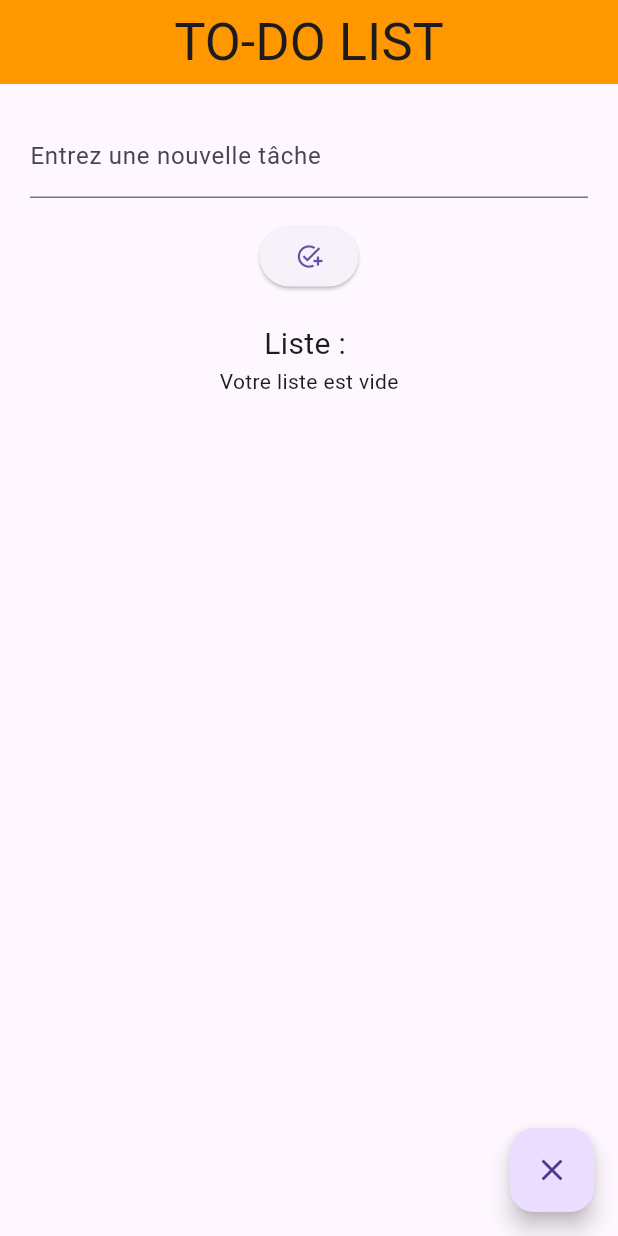
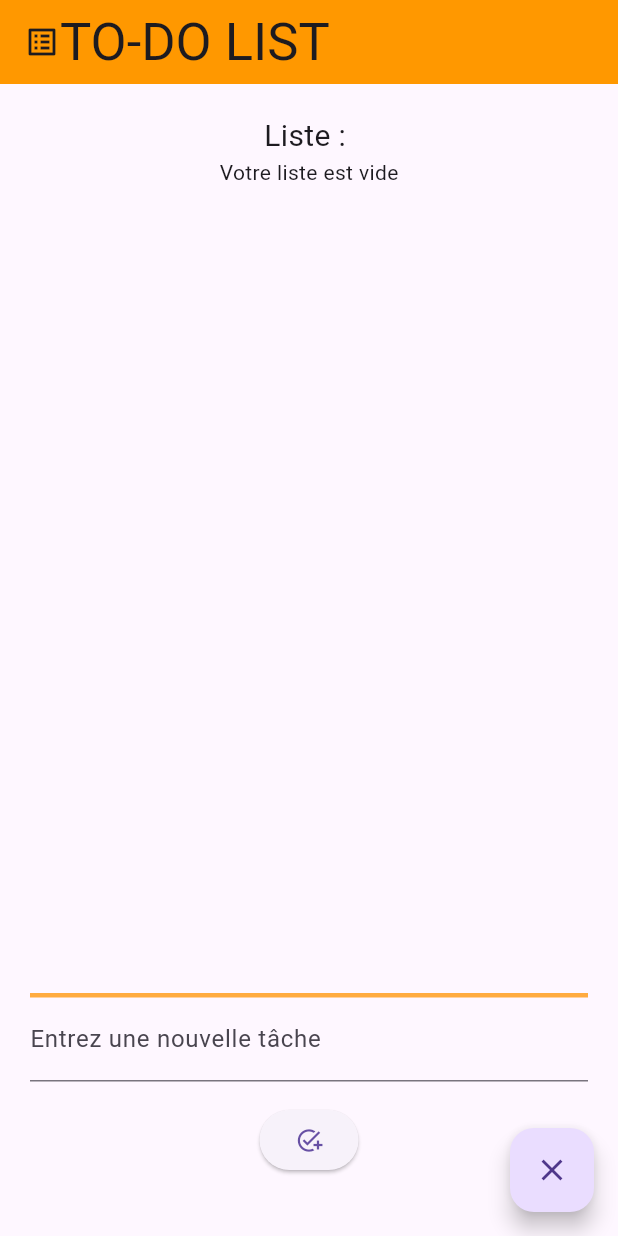
Before and after one commit to ImadSlm/todo_list_flutter, a Flutter app: the screen it shows after launch, on a phone screen of 412 x 824 dp. Run offline on Flutter 3.47's test engine with Material 3 defaults, Android fonts, the phone set to English and light mode, and no system bars.

Commit message:
change interface

```diff
--- a/lib/main.dart
+++ b/lib/main.dart
@@ -31,7 +31,7 @@ class TDLInterface extends StatefulWidget {
 class _TDLInterfaceState extends State<TDLInterface> {
   final TextEditingController _taskController = TextEditingController();
   List<String> tasks = [];
-  bool _isTextFieldVisible = true; // Par défaut, la zone de texte est masquée
+  bool _isTextFieldVisible = true;
 
   void _addTask() {
     String newTask = _taskController.text;
@@ -48,20 +48,22 @@ class _TDLInterfaceState extends State<TDLInterface> {
     return Scaffold(
       appBar: AppBar(
         title: Center(
-            child: Text(
+          child: Row(
+            children: [
+              Icon(Icons.list_alt),
+              Text(
                 "TO-DO LIST",
                 style: TextStyle(fontSize: 35),
-        )),
+              ),
+            ],
+          ),
+        ),
         backgroundColor: Colors.orange,
       ),
       body: Padding(
         padding: const EdgeInsets.all(20),
         child: Column(
           children: [
-            if (_isTextFieldVisible) taskEntry(),
-            SizedBox(
-              height: 20,
-            ),
             Center(
               child: Text(
                 "Liste : ",
@@ -72,17 +74,36 @@ class _TDLInterfaceState extends State<TDLInterface> {
               ),
             ),
             taskList(),
+            if (_isTextFieldVisible)
+              Container(
+                decoration: BoxDecoration(
+                  border: Border(
+                    top: BorderSide(
+                      width: 3,
+                      color: Colors.orangeAccent,
+                    ),
+                  ),
+                ),
+                child: taskEntry(),
+              ),
+            SizedBox(
+              height: 20,
+            ),
           ],
         ),
       ),
-      floatingActionButton: FloatingActionButton(
+      floatingActionButton: floatingBtn(),
+    );
+  }
+
+  FloatingActionButton floatingBtn() {
+    return FloatingActionButton(
       onPressed: () {
         setState(() {
           _isTextFieldVisible = !_isTextFieldVisible;
         });
       },
       child: Icon(_isTextFieldVisible ? Icons.close : Icons.add),
-      ),
     );
   }
 
@@ -97,7 +118,10 @@ class _TDLInterfaceState extends State<TDLInterface> {
                   background: Container(
                     color: Colors.red,
                     alignment: Alignment(0.75, 0),
-                    child: Icon(Icons.delete),
+                    child: Icon(
+                      Icons.delete,
+                      color: Colors.white,
+                    ),
                   ),
                   onDismissed: (direction) {
                     String removedTask = tasks[index];
@@ -117,8 +141,18 @@ class _TDLInterfaceState extends State<TDLInterface> {
                     );
                     ScaffoldMessenger.of(context).showSnackBar(sb);
                   },
+                  child: Container(
+                    decoration: BoxDecoration(
+                        border: Border.all(color: Colors.grey, width: 0.5)),
                     child: ListTile(
-                    title: Text("${tasks[index]}\n________"),
+                      title: Text(
+                        "${tasks[index]}",
+                        style: TextStyle(
+                          fontWeight: FontWeight.bold,
+                          fontSize: 20,
+                        ),
+                      ),
+                    ),
                   ),
                 );
               },
```
Lines whose indentation alone changed are shown as unchanged.
